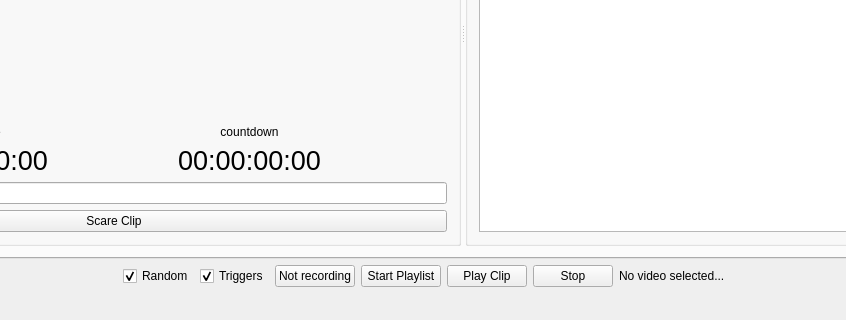
First picture: the form in CuteCaspar/MainWindow.ui, repository geertdaelemans/CuteCaspar, before the edit; both pictures show x 257 to 1103 and y 277 to 597 of the 1362 by 597 pixel window.
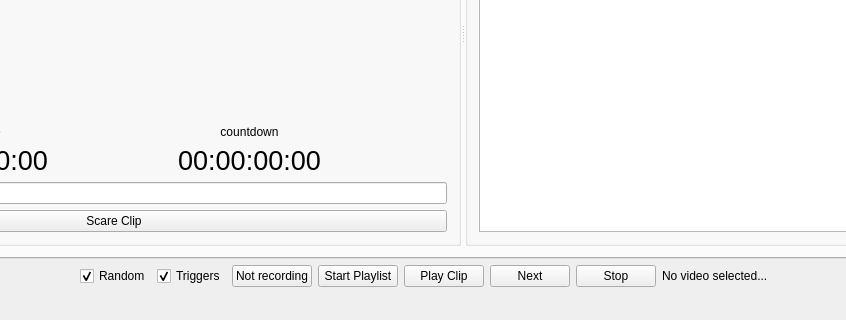
Second picture: the form after the edit. Icons and pictures are not drawn.

Diff of the .ui file:
```diff
--- a/CuteCaspar/MainWindow.ui
+++ b/CuteCaspar/MainWindow.ui
@@ -370,6 +370,13 @@
         </property>
        </widget>
       </item>
+      <item>
+       <widget class="QPushButton" name="btnNext">
+        <property name="text">
+         <string>Next</string>
+        </property>
+       </widget>
+      </item>
       <item>
        <widget class="QPushButton" name="btnStopPlaylist">
         <property name="minimumSize">
```
